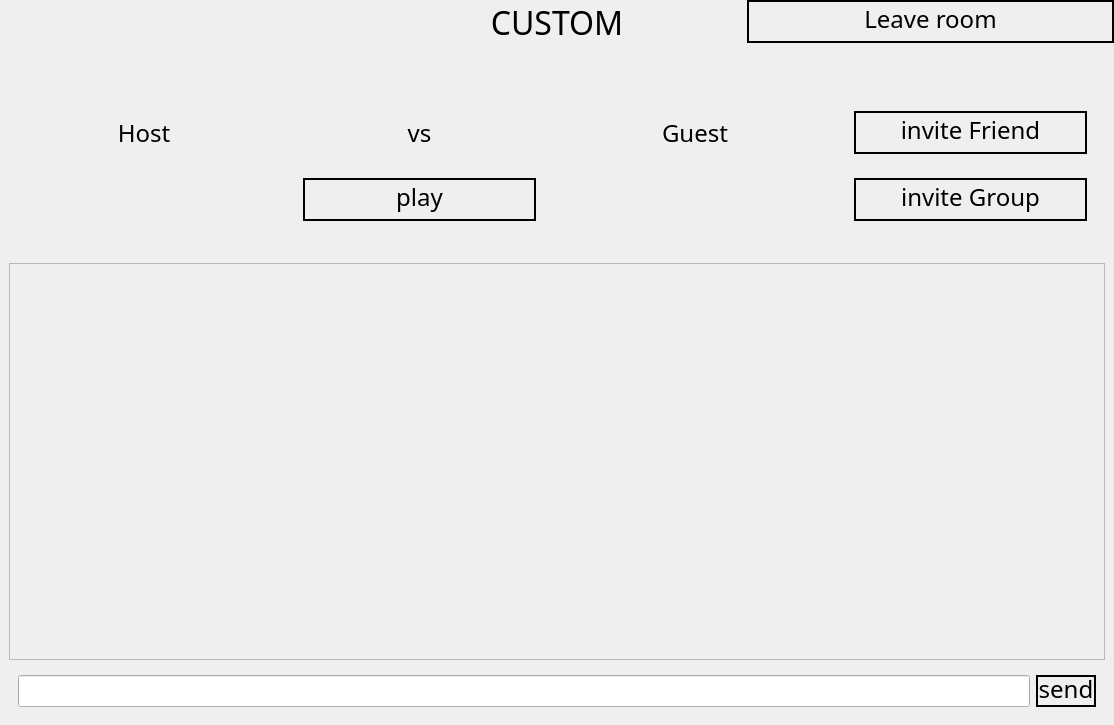
Above: nitin_venv/Chess-master/wui/custom.ui from NetworkProgramming-20212-Group1/ChessMultiplayer before the change. Below: the same form after it.
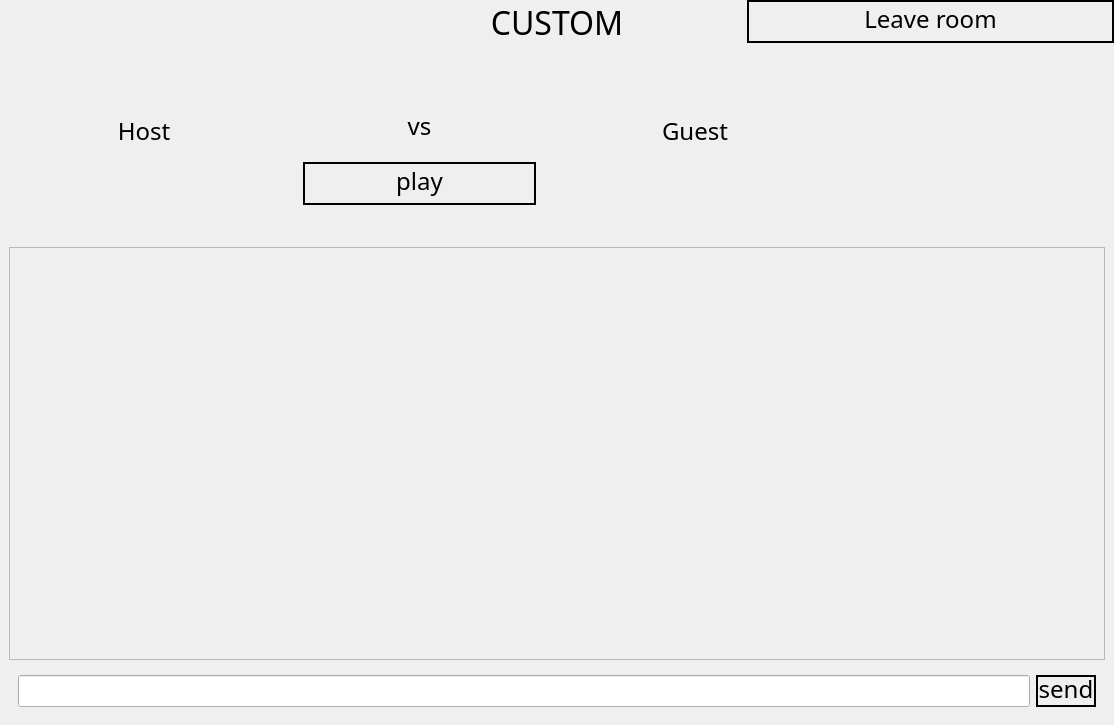
That is the form after the change. Icons and pictures are not drawn.

Diff of the .ui file:
```diff
--- a/nitin_venv/Chess-master/wui/custom.ui
+++ b/nitin_venv/Chess-master/wui/custom.ui
@@ -288,56 +288,12 @@
            <layout class="QVBoxLayout" name="verticalLayout_6">
             <item>
              <widget class="QWidget" name="widget_22" native="true">
-              <layout class="QHBoxLayout" name="horizontalLayout_13">
-               <item>
-                <widget class="QPushButton" name="inviteFriend">
-                 <property name="font">
-                  <font>
-                   <family>Poor Richard</family>
-                   <pointsize>18</pointsize>
-                  </font>
-                 </property>
-                 <property name="cursor">
-                  <cursorShape>PointingHandCursor</cursorShape>
-                 </property>
-                 <property name="styleSheet">
-                  <string notr="true">border-radius : 100; 
-border : 2px solid black;
-padding-bottom: 5px</string>
-                 </property>
-                 <property name="text">
-                  <string>invite Friend</string>
-                 </property>
-                </widget>
-               </item>
-              </layout>
+              <layout class="QHBoxLayout" name="horizontalLayout_13"/>
              </widget>
             </item>
             <item>
              <widget class="QWidget" name="inviteGroup" native="true">
-              <layout class="QHBoxLayout" name="horizontalLayout_14">
-               <item>
-                <widget class="QPushButton" name="pushButton_7">
-                 <property name="font">
-                  <font>
-                   <family>Poor Richard</family>
-                   <pointsize>18</pointsize>
-                  </font>
-                 </property>
-                 <property name="cursor">
-                  <cursorShape>OpenHandCursor</cursorShape>
-                 </property>
-                 <property name="styleSheet">
-                  <string notr="true">border-radius : 100; 
-border : 2px solid black;
-padding-bottom: 5px</string>
-                 </property>
-                 <property name="text">
-                  <string>invite Group</string>
-                 </property>
-                </widget>
-               </item>
-              </layout>
+              <layout class="QHBoxLayout" name="horizontalLayout_14"/>
              </widget>
             </item>
            </layout>
```
